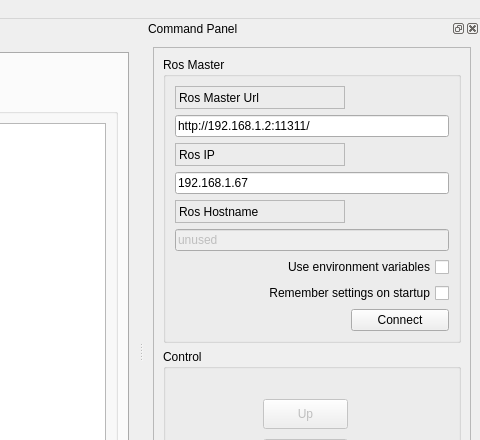
Newhandnew/ROS-QTTurtleControl, file ui/main_window.ui: the form before one commit; both pictures show x 464 to 944 and y 0 to 440 of the 944 by 704 pixel window.
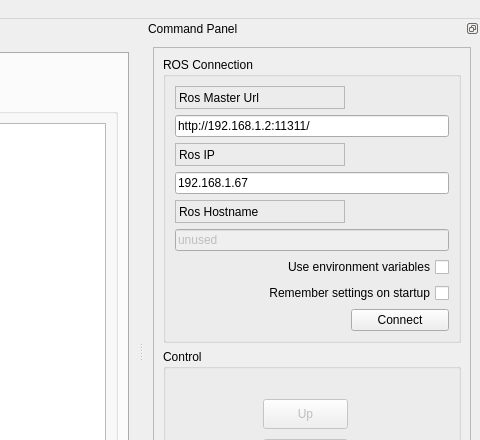
The form after the commit. Icons and pictures are not drawn.

```diff
--- a/ui/main_window.ui
+++ b/ui/main_window.ui
@@ -113,6 +113,9 @@
   </widget>
   <widget class="QStatusBar" name="statusbar"/>
   <widget class="QDockWidget" name="dock_status">
+   <property name="enabled">
+    <bool>true</bool>
+   </property>
    <property name="sizePolicy">
     <sizepolicy hsizetype="Minimum" vsizetype="Preferred">
      <horstretch>0</horstretch>
@@ -125,6 +128,9 @@
      <height>612</height>
     </size>
    </property>
+   <property name="features">
+    <set>QDockWidget::DockWidgetFloatable|QDockWidget::DockWidgetMovable</set>
+   </property>
    <property name="allowedAreas">
     <set>Qt::RightDockWidgetArea</set>
    </property>
@@ -157,7 +163,7 @@
         <item>
          <widget class="QGroupBox" name="groupBox">
           <property name="title">
-           <string>Ros Master</string>
+           <string>ROS Connection</string>
           </property>
           <layout class="QGridLayout" name="gridLayout">
            <item row="0" column="0">
```
